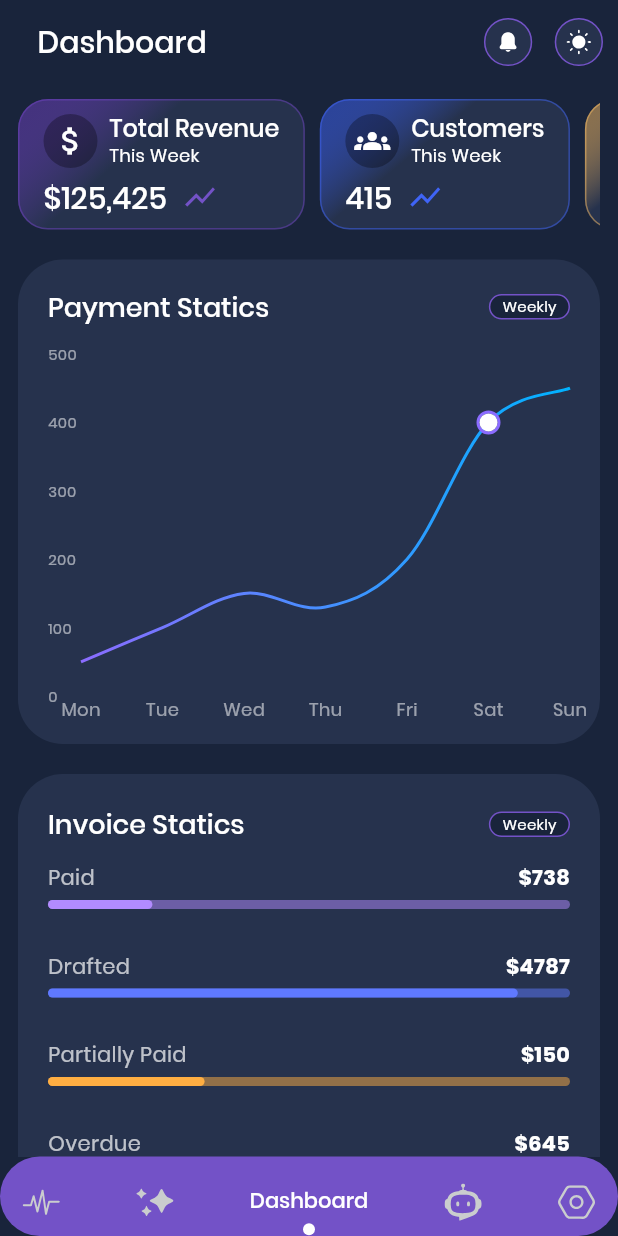
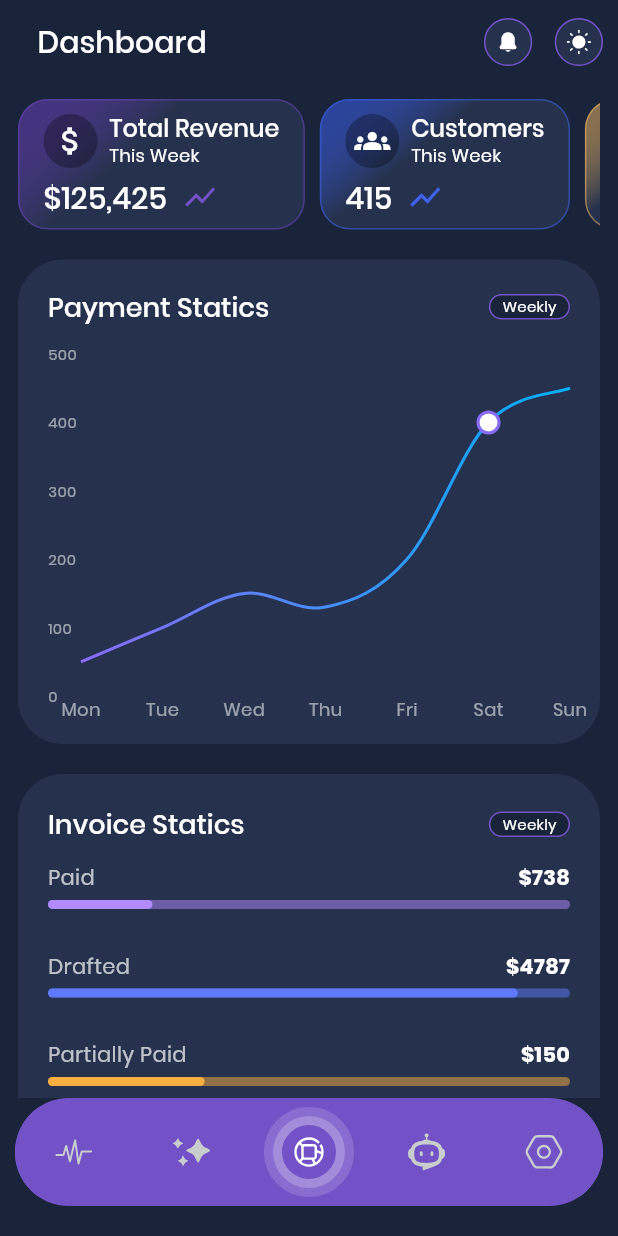
Before and after one commit to Sachin-Advait/omniview, a Flutter app: the NavBar screen opened by its route, on a phone screen of 412 x 824 dp. Run offline on Flutter 3.47's test engine with Material 3 defaults, Android fonts, the phone set to English and light mode, and no system bars; drawn by our look-alikes of fl_chart, percent_indicator; our stand-ins replace bloc, dio, equatable, flutter_bloc, flutter_screenutil, flutter_svg and 4 more; accounts and stored records are empty.

Commit message:
Added custom package for animated tabbar.

```diff
--- a/lib/modules/dashboard/components/nav_bar.dart
+++ b/lib/modules/dashboard/components/nav_bar.dart
@@ -1,3 +1,4 @@
+import 'package:animated_navbar/animated_navbar.dart';
 import 'package:flutter/material.dart';
 import 'package:flutter_svg/svg.dart';
 import 'package:omniview/common/utils/size_config.dart';
@@ -11,8 +12,7 @@ import 'package:omniview/modules/pulse/page/pulse.dart';
 import 'package:omniview/modules/setting/page/setting.dart';
 
 class NavBar extends StatefulWidget {
-  final Widget? child;
-  const NavBar({super.key, this.child});
+  const NavBar({super.key});
 
   @override
   State<NavBar> createState() => _DashboardViewState();
@@ -43,51 +43,24 @@ class _DashboardViewState extends State<NavBar> {
       },
       child: Scaffold(
         body: navBarItems[selectedIndex],
-        bottomNavigationBar: Container(
-          padding: EdgeInsets.symmetric(horizontal: 15.widthMultiplier),
-          decoration: BoxDecoration(
-            color: AppColors.primary,
-            borderRadius: BorderRadius.circular(30),
-          ),
-          child: SafeArea(
-            child: Row(
-              mainAxisAlignment: MainAxisAlignment.spaceBetween,
-              children: [
-                NavItem(
-                  icon: AppSvg.pulse,
-                  index: 0,
-                  name: "Pulse",
-                  isSelected: selectedIndex == 0,
-                  onTap: onItemTapped,
-                ),
-                NavItem(
-                  icon: AppSvg.insight,
-                  index: 1,
-                  name: "Insight",
-                  isSelected: selectedIndex == 1,
-                  onTap: onItemTapped,
-                ),
-                NavItem(
-                  icon: AppSvg.dashboard,
-                  index: 2,
-                  name: "Dashboard",
-                  isSelected: selectedIndex == 2,
-                  onTap: onItemTapped,
-                ),
-                NavItem(
-                  icon: AppSvg.chatBot,
-                  index: 3,
-                  name: "Chatbot",
-                  isSelected: selectedIndex == 3,
-                  onTap: onItemTapped,
-                ),
-                NavItem(
-                  icon: AppSvg.setting,
-                  index: 4,
-                  name: "Setting",
-                  isSelected: selectedIndex == 4,
-                  onTap: onItemTapped,
-                ),
+        bottomNavigationBar: Padding(
+          padding: const EdgeInsets.only(left: 10, right: 10, bottom: 20),
+          child: ClipRRect(
+            borderRadius: BorderRadius.circular(90),
+            child: AnimatedNavbar(
+              showDotIndicator: selectedIndex == 2 ? false : true,
+              backgroundColor: AppColors.primary,
+              selectedIndex: selectedIndex,
+              showElevation: true,
+              onItemSelected: (index) => setState(() {
+                selectedIndex = index;
+              }),
+              items: [
+                flashyTabbar("Pulse", AppSvg.pulse, 0),
+                flashyTabbar("Insight", AppSvg.insight, 1),
+                flashyTabbar("Dashboard", AppSvg.dashboard, 2),
+                flashyTabbar("Chatbot", AppSvg.chatBot, 3),
+                flashyTabbar("Setting", AppSvg.setting, 4),
               ],
             ),
           ),
@@ -95,65 +68,55 @@ class _DashboardViewState extends State<NavBar> {
       ),
     );
   }
-}
 
-class NavItem extends StatelessWidget {
-  final String icon;
-  final int index;
-  final String name;
-  final bool isSvg;
-  final double? height;
-  final bool isSelected;
-  final Function(int) onTap;
+  AnimatedNavbarItem flashyTabbar(String name, String svg, int index) {
+    final iconColor = selectedIndex == index
+        ? AppColors.white
+        : AppColors.white75;
+    final icon = Container(
+      decoration: BoxDecoration(
+        shape: BoxShape.circle,
+        border: Border.all(
+          color: AppColors.white.withValues(alpha: .15),
+          width: 6,
+        ),
+      ),
 
-  const NavItem({
-    super.key,
-    required this.icon,
-    required this.index,
-    required this.name,
-    required this.isSelected,
-    required this.onTap,
-    this.height,
-    this.isSvg = true,
-  });
+      child: Container(
+        padding: const EdgeInsets.all(8),
+        decoration: BoxDecoration(
+          shape: BoxShape.circle,
+          border: Border.all(
+            color: AppColors.white.withValues(alpha: .34),
+            width: 6,
+          ),
+        ),
 
-  @override
-  Widget build(BuildContext context) {
-    final textStyle = isSelected
-        ? context.medium
-        : context.medium.copyWith(color: Colors.white54);
-    final iconColor = isSelected ? AppColors.white : AppColors.white75;
-
-    return GestureDetector(
-      onTap: () => onTap(index),
-      child: Column(
-        mainAxisSize: MainAxisSize.min,
-        children: [
-          10.verticalSpace,
-          if (!isSelected)
-            Padding(
-              padding: const EdgeInsets.only(top: 8.0),
-              child: SvgPicture.asset(
-                icon,
-                height: height ?? 25.heightMultiplier,
-                width: height ?? 25.widthMultiplier,
-                colorFilter: ColorFilter.mode(iconColor, BlendMode.srcIn),
-              ),
+        child: SvgPicture.asset(
+          svg,
+          height: 25.heightMultiplier,
+          width: 25.widthMultiplier,
+          colorFilter: ColorFilter.mode(iconColor, BlendMode.srcIn),
+        ),
+      ),
+    );
+    return AnimatedNavbarItem(
+      enableAnimation: index == 2 ? false : true,
+      activeColor: AppColors.white,
+      icon: index == 2
+          ? icon
+          : SvgPicture.asset(
+              svg,
+              height: 25.heightMultiplier,
+              width: 25.widthMultiplier,
+              colorFilter: ColorFilter.mode(iconColor, BlendMode.srcIn),
             ),
-          10.verticalSpace,
-          if (isSelected) Text(name, style: textStyle),
-          if (isSelected)
-            Container(
-              width: 8,
-              height: 8,
-              margin: EdgeInsets.only(top: 6),
-              decoration: BoxDecoration(
-                color: AppColors.white,
-                shape: BoxShape.circle,
-              ),
+      title: index == 2
+          ? icon
+          : Text(
+              name,
+              style: context.medium.copyWith(color: Colors.white, fontSize: 16),
             ),
-        ],
-      ),
     );
   }
 }
--- a/lib/modules/dashboard/page/dashborad.dart
+++ b/lib/modules/dashboard/page/dashborad.dart
@@ -213,6 +213,7 @@ class Dashboard extends StatelessWidget {
               ],
             ),
           ),
+          20.verticalSpace,
         ],
       ),
     );
--- /dev/null
+++ b/packages/animated_navbar/lib/animated_navbar.dart
@@ -0,0 +1,265 @@
+library;
+
+import 'package:flutter/material.dart';
+
+/// A Widget that displays a Bottom Navigation Bar with smooth animation.
+/// It is a wrapper around [BottomNavigationBar]
+/// [AnimatedNavbar] is a widget that displays a horizontal row of tabs, one tab at a time.
+/// The tabs are individually titled and, when tapped, switch to that tab.
+class AnimatedNavbar extends StatelessWidget {
+  AnimatedNavbar({
+    super.key,
+    this.selectedIndex = 0,
+    this.height = 60,
+    this.showElevation = true,
+    this.iconSize = 20,
+    this.backgroundColor,
+    this.showDotIndicator = true,
+    this.animationDuration = const Duration(milliseconds: 170),
+    this.animationCurve = Curves.linear,
+    this.shadows = const [
+      BoxShadow(
+        color: Colors.black12,
+        blurRadius: 3,
+      ),
+    ],
+    required this.items,
+    required this.onItemSelected,
+  }) {
+    assert(height >= 55 && height <= 100);
+    assert(items.length >= 2 && items.length <= 5);
+    assert(iconSize >= 15 && iconSize <= 50);
+  }
+
+  final bool showDotIndicator;
+  final Curve animationCurve;
+  final Duration animationDuration;
+  final Color? backgroundColor;
+  final double height;
+  final double iconSize;
+  final List<AnimatedNavbarItem> items;
+  final ValueChanged<int> onItemSelected;
+  final int selectedIndex;
+  final List<BoxShadow> shadows;
+  final bool showElevation;
+
+  @override
+  Widget build(BuildContext context) {
+    final bg = (backgroundColor == null)
+        ? Theme.of(context).bottomAppBarTheme.color ?? Colors.white
+        : backgroundColor;
+
+    return Container(
+      padding: EdgeInsets.zero,
+      decoration: BoxDecoration(
+        color: bg,
+        boxShadow: showElevation ? shadows : [],
+      ),
+      child: Container(
+        width: double.infinity,
+        height: height + iconSizeEffectCalculator(iconSize),
+        padding: const EdgeInsets.symmetric(vertical: 6, horizontal: 0),
+        child: Row(
+          mainAxisAlignment: MainAxisAlignment.spaceBetween,
+          children: items.map((item) {
+            var index = items.indexOf(item);
+            return Expanded(
+              child: GestureDetector(
+                onTap: () => onItemSelected(index),
+                child: _AnimatedNavbarItem(
+                  item: item,
+                  tabBarHeight: height,
+                  iconSize: iconSize,
+                  showDotIndicator: showDotIndicator,
+                  isSelected: index == selectedIndex,
+                  backgroundColor: bg!,
+                  animationDuration: animationDuration,
+                  animationCurve: animationCurve,
+                ),
+              ),
+            );
+          }).toList(),
+        ),
+      ),
+    );
+  }
+
+  /// A method that calculate the effect of [iconSize] on the [height] of the Bottom navigation bar
+  double iconSizeEffectCalculator(double size) => size > 30
+      ? size * 1.2
+      : size > 10
+          ? size * .6
+          : 0;
+}
+
+/// A single tab in the [AnimatedNavbar]. A tab has a title and an icon. The title is displayed when the item is not selected. The icon is displayed when the item is selected. Tabs are always used in conjunction with a [AnimatedNavbar].
+class AnimatedNavbarItem {
+  AnimatedNavbarItem({
+    required this.icon,
+    required this.title,
+    this.activeColor = const Color(0xff272e81),
+    this.inactiveColor = const Color(0xff9496c1),
+    this.enableAnimation = true,
+  });
+
+  Color activeColor;
+  final Widget icon;
+  Color inactiveColor;
+  final Widget title;
+  final bool enableAnimation;
+}
+
+class _AnimatedNavbarItem extends StatelessWidget {
+  const _AnimatedNavbarItem(
+      {required this.item,
+      required this.isSelected,
+      required this.tabBarHeight,
+      required this.showDotIndicator,
+      required this.backgroundColor,
+      required this.animationDuration,
+      required this.animationCurve,
+      required this.iconSize});
+
+  final Curve animationCurve;
+  final bool showDotIndicator;
+  final Duration animationDuration;
+  final Color backgroundColor;
+  final double iconSize;
+  final bool isSelected;
+  final AnimatedNavbarItem item;
+  final double tabBarHeight;
+
+  @override
+  Widget build(BuildContext context) {
+    /// The icon is displayed when the item is not selected.
+    /// The title is displayed when the item is selected.
+    /// The icon and title are animated together.
+    /// The icon and title are animated in opposite directions.
+    return Container(
+        color: backgroundColor,
+        height: double.maxFinite,
+        child: Stack(
+          clipBehavior: Clip.hardEdge,
+          alignment: Alignment.center,
+          children: <Widget>[
+            AnimatedAlign(
+              duration: animationDuration,
+              alignment: isSelected ? Alignment.topCenter : Alignment.center,
+              child: AnimatedOpacity(
+                  opacity: !item.enableAnimation && isSelected
+                      ? 0
+                      : isSelected
+                          ? 1.0
+                          : 1.0,
+                  duration: !item.enableAnimation && isSelected
+                      ? Duration(seconds: 0)
+                      : animationDuration,
+                  child: IconTheme(
+                    data: IconThemeData(
+                        size: iconSize,
+                        color: isSelected
+                            ? item.activeColor.withOpacity(1)
+                            : item.inactiveColor),
+                    child: item.icon,
+                  )),
+            ),
+            if (item.enableAnimation)
+              AnimatedPositioned(
+                curve: animationCurve,
+                duration: animationDuration,
+                top: isSelected ? -2.0 * iconSize : tabBarHeight / 4,
+                child: Column(
+                  mainAxisAlignment: MainAxisAlignment.center,
+                  children: <Widget>[
+                    SizedBox(
+                      width: iconSize,
+                      height: iconSize,
+                    ),
+                    CustomPaint(
+                      painter: _CustomPath(backgroundColor, iconSize),
+                      child: SizedBox(
+                        width: 80,
+                        height: iconSize,
+                      ),
+                    )
+                  ],
+                ),
+              ),
+
+            AnimatedAlign(
+                alignment:
+                    isSelected ? Alignment.center : Alignment.bottomCenter,
+                duration: animationDuration,
+                curve: animationCurve,
+                child: AnimatedOpacity(
+                    opacity: isSelected ? 1.0 : 0.0,
+                    duration: animationDuration,
+                    child: DefaultTextStyle.merge(
+                      style: TextStyle(
+                        color: item.activeColor,
+                        fontWeight: FontWeight.bold,
+                      ),
+                      child: item.title,
+                    ))),
+            // if (showDotIndicator)
+            //   Positioned(
+            //       bottom: 0,
+            //       child: CustomPaint(
+            //         painter: _CustomPath(backgroundColor, iconSize),
+            //         child: SizedBox(
+            //           width: 80,
+            //           height: iconSize,
+            //         ),
+            //       )),
+
+            /// This is the selected item indicator
+            if (showDotIndicator)
+              Align(
+                alignment: Alignment.bottomCenter,
+                child: AnimatedOpacity(
+                    duration: animationDuration,
+                    opacity: isSelected ? 1.0 : 0.0,
+                    child: Container(
+                      width: 5,
+                      height: 5,
+                      alignment: Alignment.bottomCenter,
+                      margin: const EdgeInsets.all(5),
+                      decoration: BoxDecoration(
+                        color: item.activeColor,
+                        borderRadius: BorderRadius.circular(2.5),
+                      ),
+                    )),
+              )
+          ],
+        ));
+  }
+}
+
+/// A [CustomPainter] that draws a [AnimatedNavbar] background.
+class _CustomPath extends CustomPainter {
+  _CustomPath(this.backgroundColor, this.iconSize);
+
+  final Color backgroundColor;
+  final double iconSize;
+
+  @override
+  void paint(Canvas canvas, Size size) {
+    Path path = Path();
+    Paint paint = Paint();
+
+    path.lineTo(0, 0);
+    path.lineTo(0, (iconSize * .2) * size.height);
+    path.lineTo(1.0 * size.width, (iconSize * .2) * size.height);
+    path.lineTo(1.0 * size.width, 1.0 * size.height);
+    path.lineTo(0, 0);
+    path.close();
+
+    paint.color = backgroundColor;
+    canvas.drawPath(path, paint);
+  }
+
+  @override
+  bool shouldRepaint(CustomPainter oldDelegate) {
+    return oldDelegate != this;
+  }
+}
--- a/pubspec.yaml
+++ b/pubspec.yaml
@@ -21,6 +21,9 @@ dependencies:
   fluttertoast: ^8.2.12
   fl_chart: ^1.0.0
   percent_indicator: ^4.2.5
+  animated_navbar:
+    path: packages/animated_navbar
+
 
 dev_dependencies:
   flutter_test:
```
Also changed, not shown: packages/animated_navbar/pubspec.yaml (added, +15 -0 lines), packages/animated_navbar/pubspec.lock (added), pubspec.lock.
